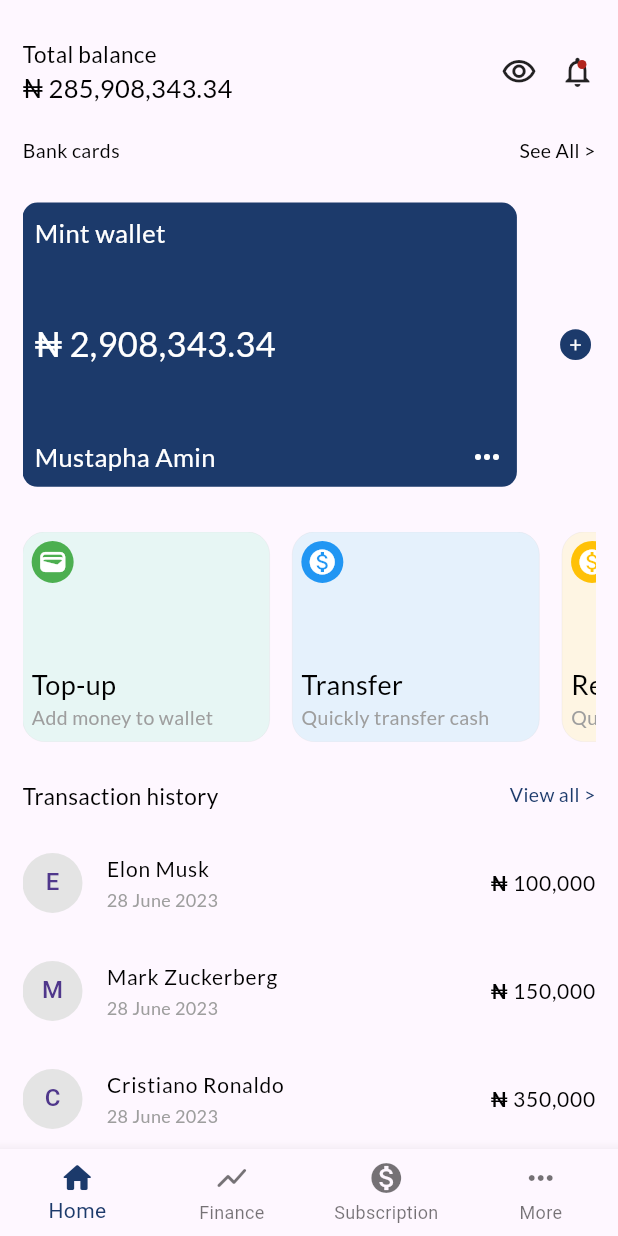
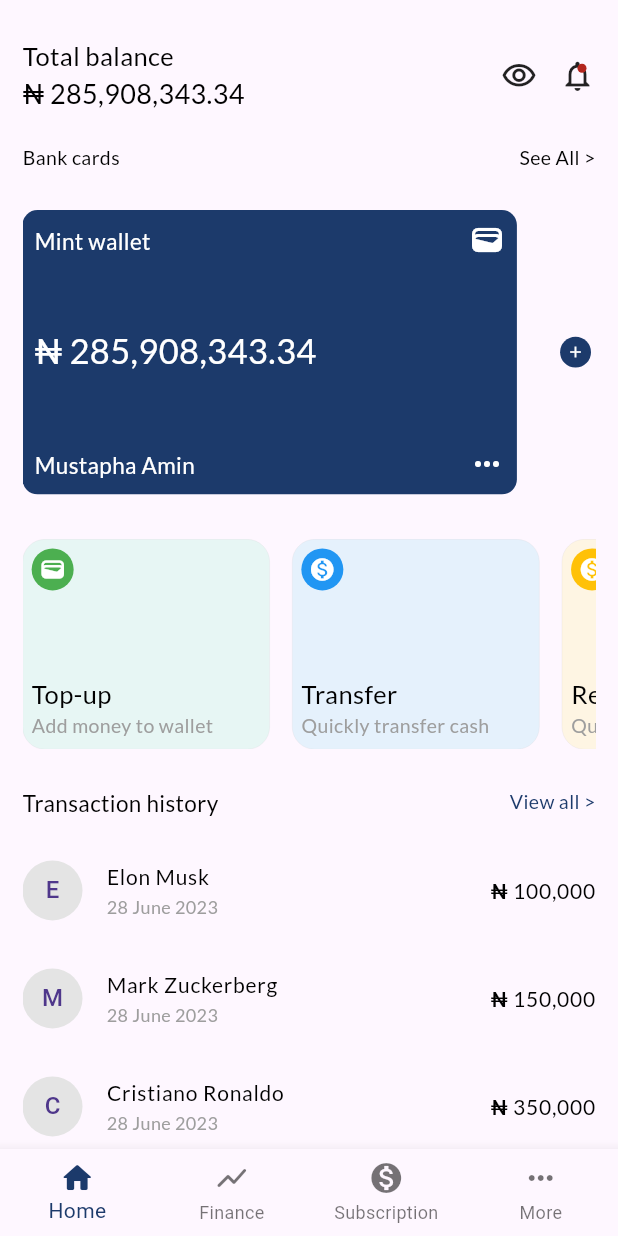
Before and after one commit to mustapha-amin/mint, a Flutter app: the screen it shows after launch, on a phone screen of 412 x 824 dp. Run offline on Flutter 3.47's test engine with Material 2 defaults, Android fonts, the phone set to English and light mode, and no system bars; our stand-ins replace google_fonts.

Commit message:
fixed some widgets

```diff
--- a/lib/nav_bar/nav_bar.dart
+++ b/lib/nav_bar/nav_bar.dart
@@ -13,11 +13,11 @@ class _BottomNavBarState extends State<BottomNavBar> {
   @override
   Widget build(BuildContext context) {
     return Scaffold(
-      body: Home(),
+      body: const Home(),
       bottomNavigationBar: BottomNavigationBar(
         type: BottomNavigationBarType.fixed,
         selectedItemColor: const Color.fromARGB(255, 28, 58, 107),
-        items: [
+        items: const [
           BottomNavigationBarItem(
             icon: Icon(Icons.home_rounded),
             label: "Home",
--- a/lib/widgets/card_and_icon.dart
+++ b/lib/widgets/card_and_icon.dart
@@ -29,12 +29,16 @@ class CardAndIcon extends StatelessWidget {
                 children: [
                   Text(
                     "Mint wallet",
-                    style: kTextStyle(17, Colors.white),
+                    style: kTextStyle(15, Colors.white),
                   ),
+                  const Icon(
+                    Icons.wallet_rounded,
+                    color: Colors.white,
+                  )
                 ],
               ),
               Text(
-                "$nairaSymbol 2,908,343.34",
+                "$nairaSymbol 285,908,343.34",
                 style: kTextStyle(23, Colors.white),
               ),
               Row(
@@ -42,7 +46,7 @@ class CardAndIcon extends StatelessWidget {
                 children: [
                   Text(
                     "Mustapha Amin",
-                    style: kTextStyle(17, Colors.white),
+                    style: kTextStyle(15, Colors.white),
                   ),
                   const Icon(
                     Icons.more_horiz,
--- a/lib/widgets/header.dart
+++ b/lib/widgets/header.dart
@@ -13,8 +13,8 @@ class Header extends StatelessWidget {
         Column(
           crossAxisAlignment: CrossAxisAlignment.start,
           children: [
-            Text("Total balance", style: kTextStyle(15)),
-            Text("$nairaSymbol 285,908,343.34", style: kTextStyle(17)),
+            Text("Total balance", style: kTextStyle(17)),
+            Text("$nairaSymbol 285,908,343.34", style: kTextStyle(18)),
           ],
         ),
         const Row(
--- a/lib/widgets/service.dart
+++ b/lib/widgets/service.dart
@@ -39,7 +39,7 @@ class Service extends StatelessWidget {
             backgroundColor: iconbgColor,
             child: Icon(
               iconData,
-              size: 20,
+              size: 18,
               color: Colors.white,
             ),
           ),
@@ -49,7 +49,7 @@ class Service extends StatelessWidget {
             children: [
               Text(
                 title,
-                style: kTextStyle(18),
+                style: kTextStyle(17),
               ),
               Text(
                 description,
```
